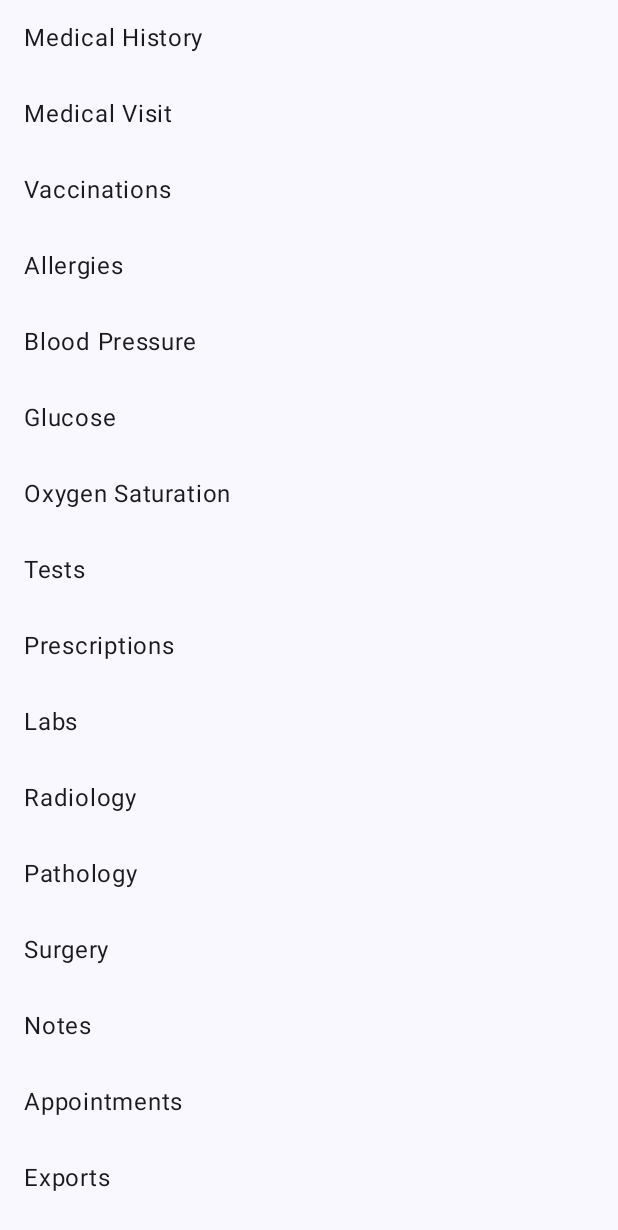
After one commit to bpdevop/MedicControl, an Android app built with Jetpack Compose: the composable PatientOptionsScreen called with empty values, on a phone screen of 412 x 824 dp. The commit adds this screen. Shown: the top 1230 px of the screen. Run offline under Robolectric (Android 15) with nearby library versions, the phone set to English and light mode, and no system bars; 1 statement that could not run was skipped.

Commit message:
Creación de pantalla de opciones del paciente.
Actualización de librerías.

Adición de icono en paciente para navegar al detalle

```diff
--- /dev/null
+++ b/app/src/main/java/com/bpdevop/mediccontrol/ui/screens/PatientOptionsScreen.kt
@@ -0,0 +1,62 @@
+package com.bpdevop.mediccontrol.ui.screens
+
+import androidx.compose.foundation.clickable
+import androidx.compose.foundation.layout.Box
+import androidx.compose.foundation.layout.fillMaxSize
+import androidx.compose.foundation.layout.fillMaxWidth
+import androidx.compose.foundation.layout.padding
+import androidx.compose.foundation.lazy.LazyColumn
+import androidx.compose.material3.MaterialTheme
+import androidx.compose.material3.Text
+import androidx.compose.runtime.Composable
+import androidx.compose.ui.Modifier
+import androidx.compose.ui.res.stringResource
+import androidx.compose.ui.unit.dp
+import com.bpdevop.mediccontrol.R
+
+@Composable
+fun PatientOptionsScreen(
+    patientId: String?,
+    onOptionSelected: (String) -> Unit,
+) {
+    val options = mapOf(
+        stringResource(id = R.string.patient_option_medical_history) to "medical_history",
+        stringResource(id = R.string.patient_option_medical_visit) to "medical_visit",
+        stringResource(id = R.string.patient_option_vaccinations) to "vaccination_screen",
+        stringResource(id = R.string.patient_option_allergies) to "allergies",
+        stringResource(id = R.string.patient_option_blood_pressure) to "blood_pressure",
+        stringResource(id = R.string.patient_option_glucose) to "glucose",
+        stringResource(id = R.string.patient_option_oxygen_saturation) to "oxygen_saturation",
+        stringResource(id = R.string.patient_option_tests) to "tests",
+        stringResource(id = R.string.patient_option_prescriptions) to "prescriptions",
+        stringResource(id = R.string.patient_option_labs) to "labs",
+        stringResource(id = R.string.patient_option_radiology) to "radiology",
+        stringResource(id = R.string.patient_option_pathology) to "pathology",
+        stringResource(id = R.string.patient_option_surgery) to "surgery",
+        stringResource(id = R.string.patient_option_notes) to "notes",
+        stringResource(id = R.string.patient_option_appointments) to "appointments",
+        stringResource(id = R.string.patient_option_exports) to "exports"
+    )
+
+    LazyColumn(modifier = Modifier.fillMaxSize()) {
+        options.forEach { (option, route) ->
+            item {
+                OptionItem(option = option, onClick = {
+                    patientId?.let { id -> onOptionSelected("$route/$id") }
+                })
+            }
+        }
+    }
+}
+
+@Composable
+fun OptionItem(option: String, onClick: () -> Unit) {
+    Box(
+        modifier = Modifier
+            .fillMaxWidth()
+            .padding(16.dp)
+            .clickable(onClick = onClick)
+    ) {
+        Text(text = option, style = MaterialTheme.typography.bodyLarge)
+    }
+}
--- a/app/src/main/res/values/strings.xml
+++ b/app/src/main/res/values/strings.xml
@@ -72,4 +72,22 @@
     <string name="detail_patient_action_edit">Edit patient</string>
     <string name="detail_patient_action_save">Save changes</string>
     <string name="detail_patient_action_delete">Delete patient</string>
+
+    <!--PATIENT OPTIONS SCREEN RESOURCES-->
+    <string name="patient_option_medical_history">Medical History</string>
+    <string name="patient_option_medical_visit">Medical Visit</string>
+    <string name="patient_option_vaccinations">Vaccinations</string>
+    <string name="patient_option_allergies">Allergies</string>
+    <string name="patient_option_blood_pressure">Blood Pressure</string>
+    <string name="patient_option_glucose">Glucose</string>
+    <string name="patient_option_oxygen_saturation">Oxygen Saturation</string>
+    <string name="patient_option_tests">Tests</string>
+    <string name="patient_option_prescriptions">Prescriptions</string>
+    <string name="patient_option_labs">Labs</string>
+    <string name="patient_option_radiology">Radiology</string>
+    <string name="patient_option_pathology">Pathology</string>
+    <string name="patient_option_surgery">Surgery</string>
+    <string name="patient_option_notes">Notes</string>
+    <string name="patient_option_appointments">Appointments</string>
+    <string name="patient_option_exports">Exports</string>
 </resources>
```
Also changed, not shown: app/src/main/java/com/bpdevop/mediccontrol/ui/navigation/AppNavGraph.kt (+22 -3 lines), app/src/main/java/com/bpdevop/mediccontrol/ui/screens/PatientsScreen.kt (+21 -6 lines), gradle/libs.versions.toml (+7 -3 lines), 1 other file.
